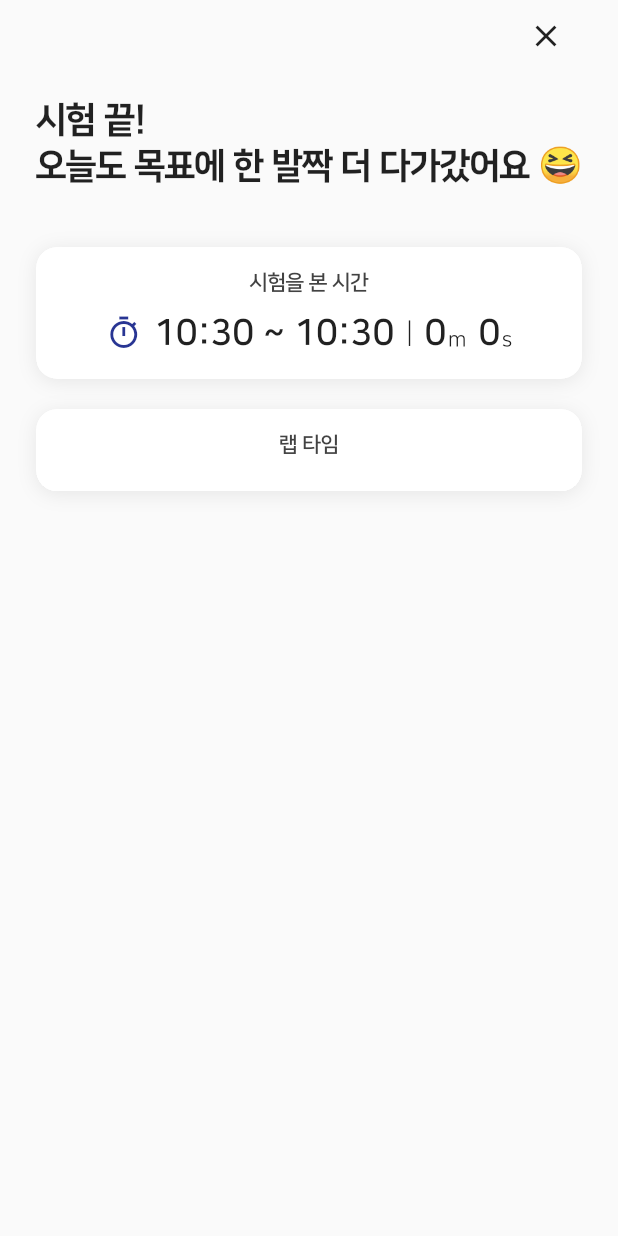
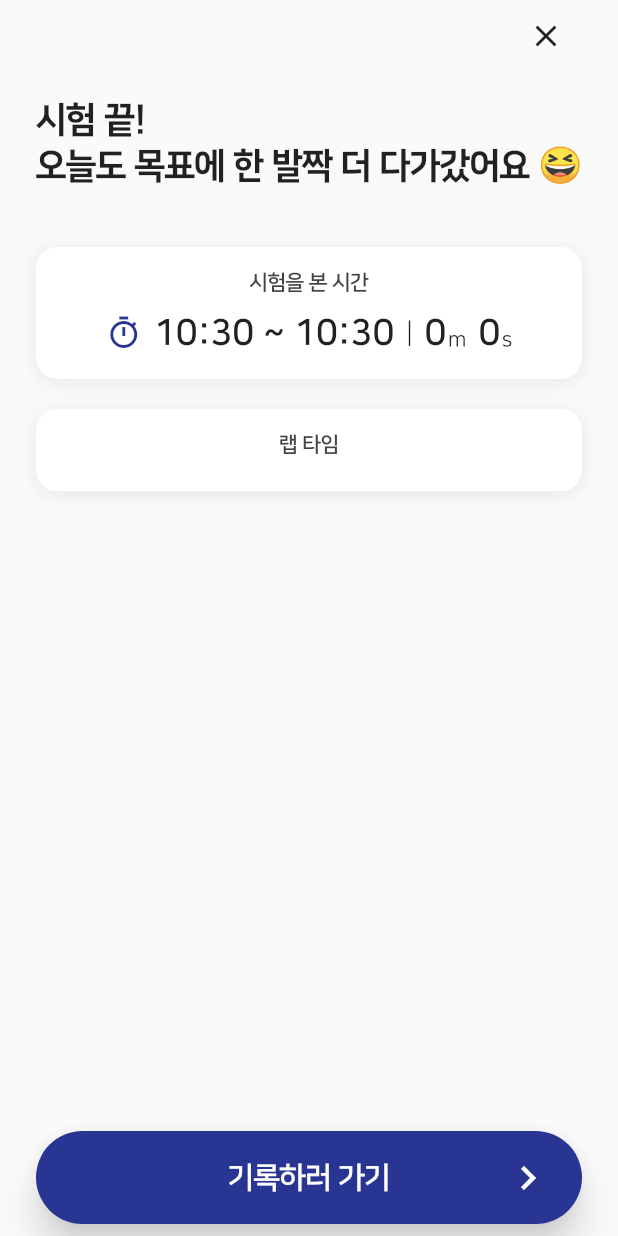
Before and after one commit to silgam/silgam-flutter, a Flutter app: the ExamOverviewPage screen opened directly with empty values, on a phone screen of 412 x 824 dp. Run offline on Flutter 3.47's test engine with Material 2 defaults, Android fonts, the phone set to English and light mode, and no system bars; our stand-ins replace bloc, cached_network_image, carousel_slider, cloud_firestore, connectivity_plus, dio and 35 more; missing offline and left inert: audio_session, flutter_facebook_auth, in_app_purchase_storekit, kakao_flutter_sdk, mixpanel_flutter, rich_text_controller; accounts and stored records are empty; generated files the repository leaves out were written again; network calls fail; statements that could not run were skipped.

Commit message:
feat: 기록하기 버튼 추가

```diff
--- a/lib/presentation/exam_overview_page/exam_overview_page.dart
+++ b/lib/presentation/exam_overview_page/exam_overview_page.dart
@@ -9,6 +9,7 @@ import 'package:intl/intl.dart';
 import '../../model/exam_detail.dart';
 import '../../util/injection.dart';
 import '../common/custom_card.dart';
+import '../edit_record_page/edit_record_page.dart';
 import 'cubit/exam_overview_cubit.dart';
 
 part 'exam_overview_messages.dart';
@@ -44,13 +45,30 @@ class _ExamOverviewPageState extends State<ExamOverviewPage> {
     param1: widget.examDetail,
   );
 
+  void _onBottomButtonPressed() {
+    final arguments = EditRecordPageArguments(
+      inputExam: widget.examDetail.exams.first,
+      examStartedTime: widget.examDetail.examStartedTime,
+      examFinishedTime: widget.examDetail.examFinishedTime,
+    );
+
+    Navigator.of(context).pop();
+    Navigator.pushNamed(
+      context,
+      EditRecordPage.routeName,
+      arguments: arguments,
+    );
+  }
+
   @override
   Widget build(BuildContext context) {
     return BlocProvider(
       create: (_) => _cubit,
       child: Scaffold(
         body: SafeArea(
-          child: SingleChildScrollView(
+          child: Stack(
+            children: [
+              SingleChildScrollView(
                 child: Column(
                   crossAxisAlignment: CrossAxisAlignment.stretch,
                   children: [
@@ -61,9 +79,19 @@ class _ExamOverviewPageState extends State<ExamOverviewPage> {
                     _buildExamTimeCard(),
                     const SizedBox(height: 20),
                     _buildLapTimeCard(),
-                const SizedBox(height: 40),
+                    const SizedBox(height: 100),
                   ],
                 ),
+              ),
+              Container(
+                alignment: Alignment.bottomCenter,
+                margin: const EdgeInsets.symmetric(
+                  horizontal: _horizontalPadding,
+                  vertical: 8,
+                ),
+                child: _buildBottomButton(),
+              ),
+            ],
           ),
         ),
       ),
@@ -332,6 +360,50 @@ class _ExamOverviewPageState extends State<ExamOverviewPage> {
       ),
     );
   }
+
+  Widget _buildBottomButton() {
+    return Material(
+      color: Theme.of(context).primaryColor,
+      borderRadius: BorderRadius.circular(100),
+      clipBehavior: Clip.antiAlias,
+      elevation: 10,
+      shadowColor: Colors.black.withAlpha(180),
+      child: InkWell(
+        onTap: _onBottomButtonPressed,
+        splashColor: Colors.transparent,
+        highlightColor: Colors.grey.withAlpha(60),
+        child: Container(
+          width: double.infinity,
+          padding: const EdgeInsets.symmetric(
+            horizontal: 20,
+            vertical: 20,
+          ),
+          child: Stack(
+            alignment: Alignment.center,
+            children: const [
+              Text(
+                '기록하러 가기',
+                textAlign: TextAlign.center,
+                style: TextStyle(
+                  fontWeight: FontWeight.bold,
+                  color: Colors.white,
+                  fontSize: 20,
+                ),
+              ),
+              Positioned(
+                right: 0,
+                child: Icon(
+                  Icons.chevron_right,
+                  color: Colors.white,
+                  size: 32,
+                ),
+              )
+            ],
+          ),
+        ),
+      ),
+    );
+  }
 }
 
 class ExamOverviewPageArguments {
```
Lines whose indentation alone changed are shown as unchanged.
